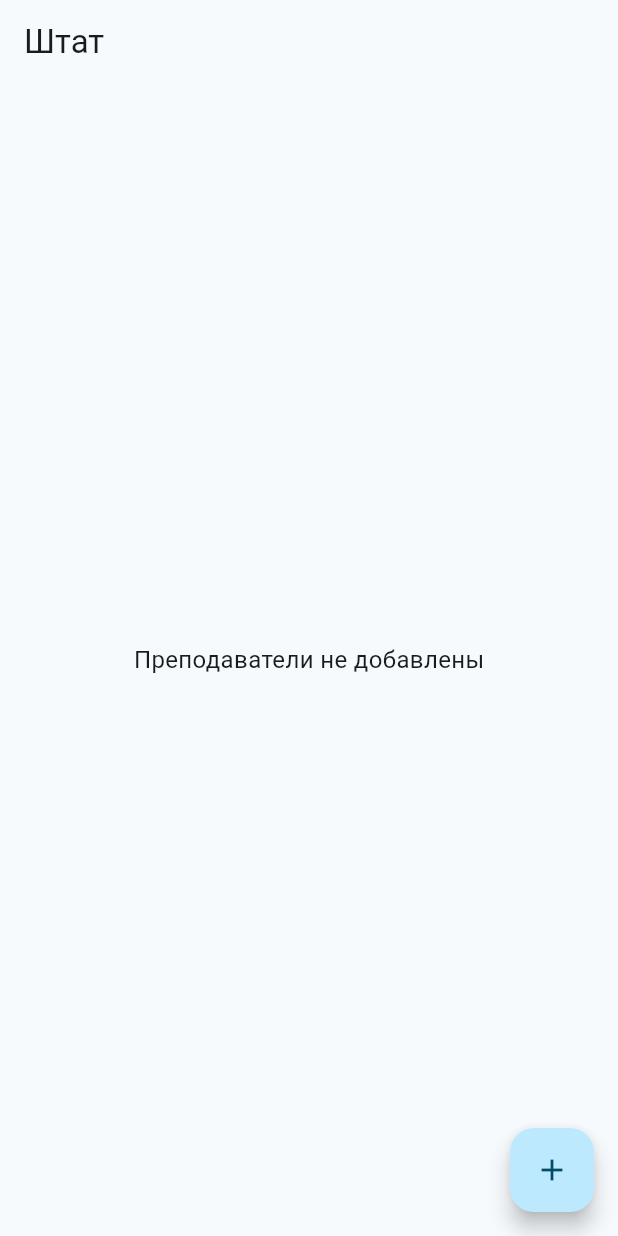
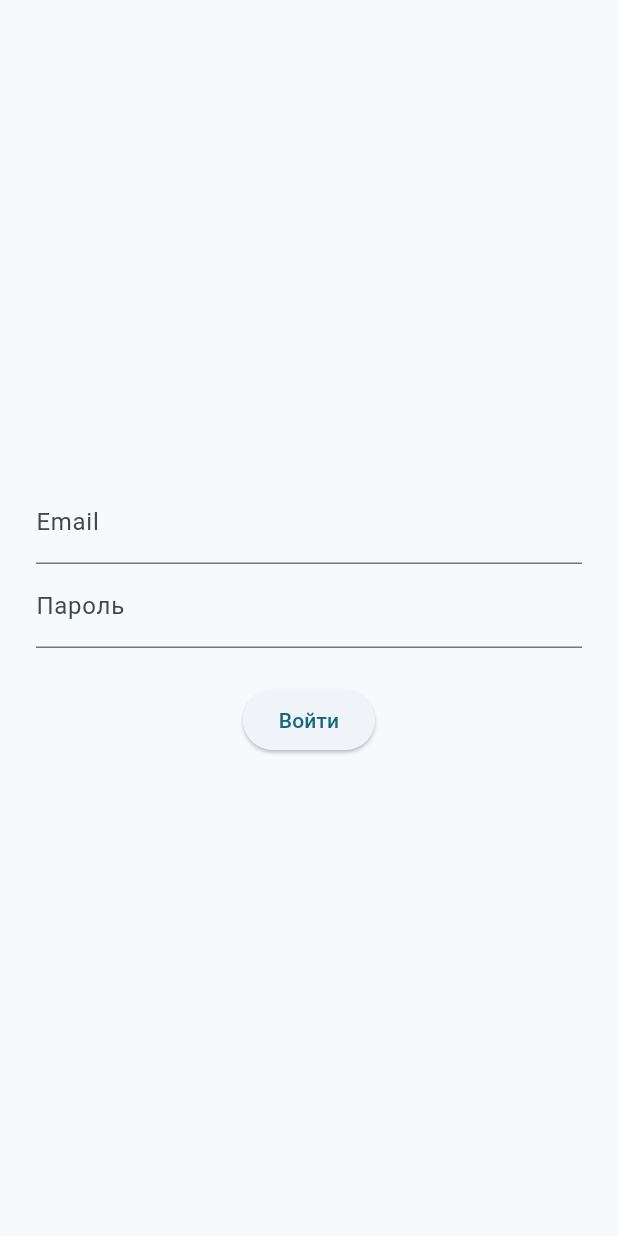
Before and after one commit to Sovetzhan/smart_sabaq, a Flutter app: the screen it shows after launch, on a phone screen of 412 x 824 dp. Run offline on Flutter 3.47's test engine with Material 3 defaults, Android fonts, the phone set to English and light mode, and no system bars; our stand-ins replace cloud_firestore, firebase_auth, firebase_core; accounts and stored records are empty.

Commit message:
Демо с авторизацией

```diff
--- a/lib/main.dart
+++ b/lib/main.dart
@@ -1,10 +1,10 @@
 import 'package:flutter/material.dart';
 import 'package:firebase_core/firebase_core.dart';
+import 'package:firebase_auth/firebase_auth.dart';
 
+import 'services/auth_service.dart';
+import 'screens/auth/login_screen.dart';
 import 'screens/teachers/teachers_screen.dart';
-
-// ⚠️ временно. потом будет из авторизации
-//const String schoolId = 'school_001';
 
 void main() async {
   WidgetsFlutterBinding.ensureInitialized();
@@ -24,7 +24,66 @@ class AdminApp extends StatelessWidget {
         useMaterial3: true,
         colorSchemeSeed: Colors.blueGrey,
       ),
-      home: TeachersScreen(),
+      home: const AuthGate(),
     );
   }
 }
+
+///
+/// AuthGate — точка входа в приложение
+/// решает: логин или основной экран
+///
+class AuthGate extends StatelessWidget {
+  const AuthGate({super.key});
+
+  @override
+  Widget build(BuildContext context) {
+    final authService = AuthService();
+
+    return StreamBuilder<User?>(
+      stream: authService.authStateChanges(),
+      builder: (context, snapshot) {
+        // Firebase думает
+        if (snapshot.connectionState == ConnectionState.waiting) {
+          return const Scaffold(
+            body: Center(child: CircularProgressIndicator()),
+          );
+        }
+
+        // Не залогинен
+        if (!snapshot.hasData) {
+          return LoginScreen();
+        }
+
+        // Залогинен → грузим профиль
+        return FutureBuilder<Map<String, dynamic>>(
+          future: authService.getUserProfile(snapshot.data!.uid),
+          builder: (context, userSnap) {
+            if (!userSnap.hasData) {
+              return const Scaffold(
+                body: Center(child: CircularProgressIndicator()),
+              );
+            }
+
+            final role = userSnap.data!['role'];
+
+            // MVP: пока только админ
+            if (role == 'admin') {
+              return TeachersScreen();
+            }
+
+            // Заглушка для teacher (позже сделаем TeacherApp)
+            return const Scaffold(
+              body: Center(
+                child: Text(
+                  'Teacher App пока не реализован',
+                  style: TextStyle(fontSize: 16),
+                ),
+              ),
+            );
+          },
+        );
+      },
+    );
+  }
+}
--- /dev/null
+++ b/lib/screens/auth/login_screen.dart
@@ -0,0 +1,58 @@
+import 'package:flutter/material.dart';
+import '../../services/auth_service.dart';
+
+class LoginScreen extends StatefulWidget {
+  @override
+  State<LoginScreen> createState() => _LoginScreenState();
+}
+
+class _LoginScreenState extends State<LoginScreen> {
+  final _email = TextEditingController();
+  final _password = TextEditingController();
+  final _auth = AuthService();
+  bool _loading = false;
+
+  Future<void> _login() async {
+    setState(() => _loading = true);
+    try {
+      await _auth.signIn(
+        _email.text.trim(),
+        _password.text.trim(),
+      );
+    } catch (e) {
+      ScaffoldMessenger.of(context)
+          .showSnackBar(const SnackBar(content: Text('Ошибка входа')));
+    }
+    setState(() => _loading = false);
+  }
+
+  @override
+  Widget build(BuildContext context) {
+    return Scaffold(
+      body: Padding(
+        padding: const EdgeInsets.all(24),
+        child: Column(
+          mainAxisAlignment: MainAxisAlignment.center,
+          children: [
+            TextField(
+              controller: _email,
+              decoration: const InputDecoration(labelText: 'Email'),
+            ),
+            TextField(
+              controller: _password,
+              decoration: const InputDecoration(labelText: 'Пароль'),
+              obscureText: true,
+            ),
+            const SizedBox(height: 24),
+            ElevatedButton(
+              onPressed: _loading ? null : _login,
+              child: _loading
+                  ? const CircularProgressIndicator()
+                  : const Text('Войти'),
+            ),
+          ],
+        ),
+      ),
+    );
+  }
+}
--- /dev/null
+++ b/lib/services/auth_service.dart
@@ -0,0 +1,27 @@
+import 'package:firebase_auth/firebase_auth.dart';
+import 'package:cloud_firestore/cloud_firestore.dart';
+
+class AuthService {
+  final _auth = FirebaseAuth.instance;
+  final _db = FirebaseFirestore.instance;
+
+  User? get currentUser => _auth.currentUser;
+
+  Stream<User?> authStateChanges() => _auth.authStateChanges();
+
+  Future<void> signIn(String email, String password) async {
+    await _auth.signInWithEmailAndPassword(
+      email: email,
+      password: password,
+    );
+  }
+
+  Future<void> signOut() async {
+    await _auth.signOut();
+  }
+
+  Future<Map<String, dynamic>> getUserProfile(String uid) async {
+    final doc = await _db.collection('users').doc(uid).get();
+    return doc.data()!;
+  }
+}
```
